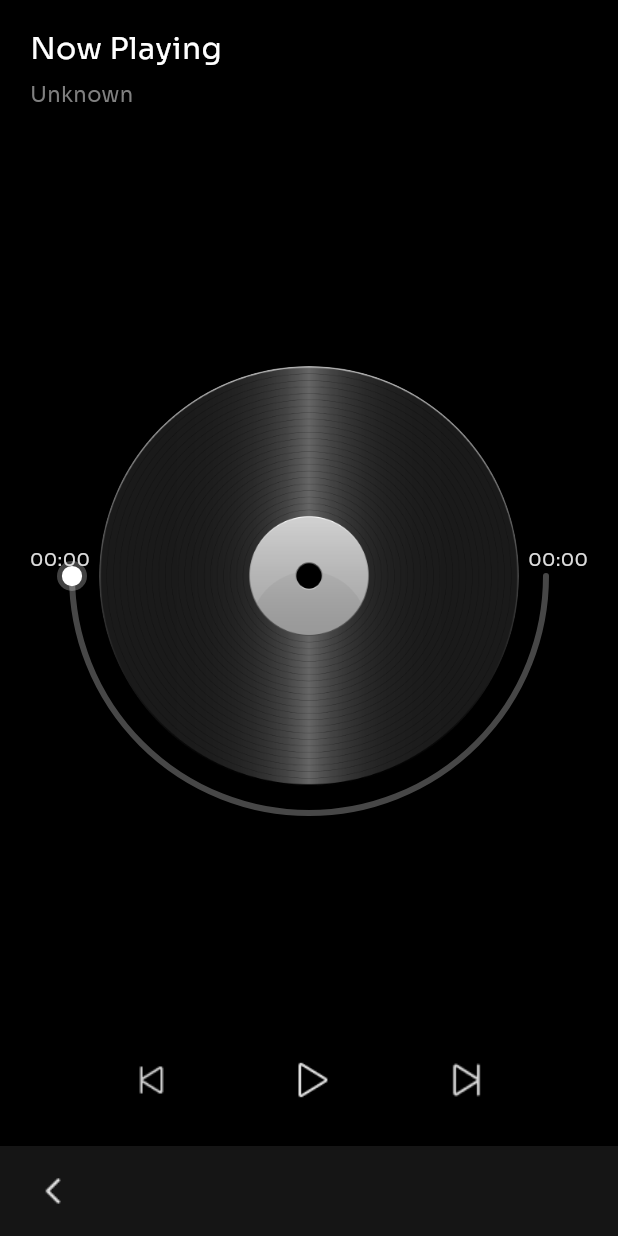
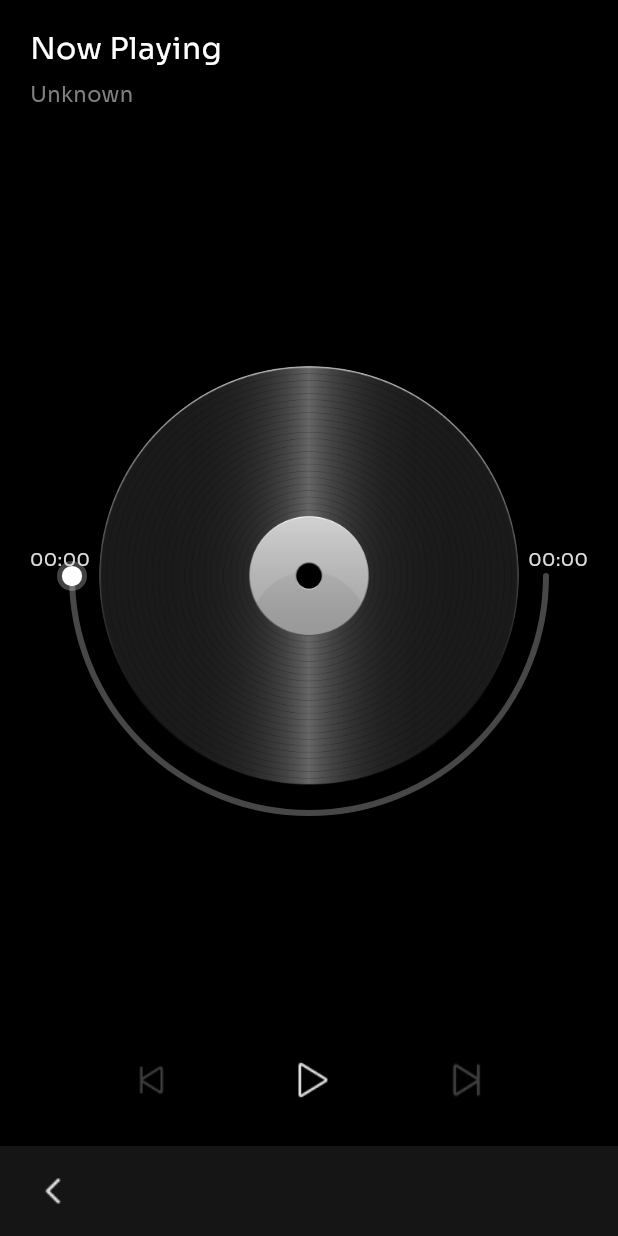
Before and after one commit to DhanishMecha/mechanix-music, a Flutter app: the Player screen opened directly, on a phone screen of 412 x 824 dp. Run offline on Flutter 3.47's test engine with Material 3 defaults, Android fonts, the phone set to English and light mode, and no system bars; our stand-ins replace audioplayers, equatable, file, flutter_bloc, objectbox; missing offline and left inert: audio_metadata_reader, show_fps; generated files the repository leaves out were written again.

```diff
--- a/lib/core/widgets/music_button.dart
+++ b/lib/core/widgets/music_button.dart
@@ -14,7 +14,7 @@ class MusicButton extends StatelessWidget {
 
   final String iconPath;
   final bool isSelected;
-  final VoidCallback onTap;
+  final VoidCallback? onTap;
   final double boxSize;
   final double iconSize;
   final Color? iconColor;
@@ -44,8 +44,9 @@ class MusicButton extends StatelessWidget {
         iconPath,
         width: iconSize,
         height: iconSize,
-        color:
-            iconColor ?? (isSelected ? Colors.white : MusicColors.titleColor),
+        color: onTap == null
+            ? MusicColors.titleColor.withValues(alpha: 0.3)
+            : (iconColor ?? (isSelected ? Colors.white : MusicColors.titleColor)),
       ),
     );
   }
--- a/lib/features/music/bloc/song_bloc.dart
+++ b/lib/features/music/bloc/song_bloc.dart
@@ -93,7 +93,7 @@ class SongBloc extends Bloc<SongEvent, SongState> {
     final index = songs.indexWhere((s) => s.path == event.song.path);
 
     if (index != -1) {
-      // Existing song updated — replace in place
+      // Existing song — update in place
       songs[index] = event.song;
       AppLogger.i('[SongBloc] Updated in state: ${event.song.path}');
     } else {
@@ -159,7 +159,7 @@ class SongBloc extends Bloc<SongEvent, SongState> {
       totalCount = await songRepository.getSongCount();
     } catch (e) {
       AppLogger.e('[SongBloc] getSongCount failed: $e');
-      emit(const SongError(SongErrorType.countFailed));
+      emit(const SongError(SongErrorType.unknown));
       rethrow;
     }
 
--- a/lib/features/music/presentation/widgets/player/player_controls.dart
+++ b/lib/features/music/presentation/widgets/player/player_controls.dart
@@ -25,12 +25,17 @@ class PlayerControls extends StatelessWidget {
         const SizedBox(),
 
         // previous icon
-        MusicButton(
+        BlocSelector<PlaybackBloc, PlaybackState, bool>(
+          selector: (state) => state.hasPrevious,
+          builder: (context, hasPrevious) {
+            return MusicButton(
               boxSize: 48,
               iconPath: MusicIcons.previousIcon,
               isSelected: false,
-          onTap: () {
-            context.read<PlaybackBloc>().add(const PlaybackPlayPrevious());
+              onTap: hasPrevious
+                  ? () => context.read<PlaybackBloc>().add(const PlaybackPlayPrevious())
+                  : null,
+            );
           },
         ),
 
@@ -58,12 +63,17 @@ class PlayerControls extends StatelessWidget {
         ),
 
         // next icon
-        MusicButton(
+        BlocSelector<PlaybackBloc, PlaybackState, bool>(
+          selector: (state) => state.hasNext,
+          builder: (context, hasNext) {
+            return MusicButton(
               boxSize: 48,
               iconPath: MusicIcons.nextIcon,
               isSelected: false,
-          onTap: () {
-            context.read<PlaybackBloc>().add(const PlaybackPlayNext());
+              onTap: hasNext
+                  ? () => context.read<PlaybackBloc>().add(const PlaybackPlayNext())
+                  : null,
+            );
           },
         ),
         const SizedBox(),
```
Lines whose indentation alone changed are shown as unchanged.
